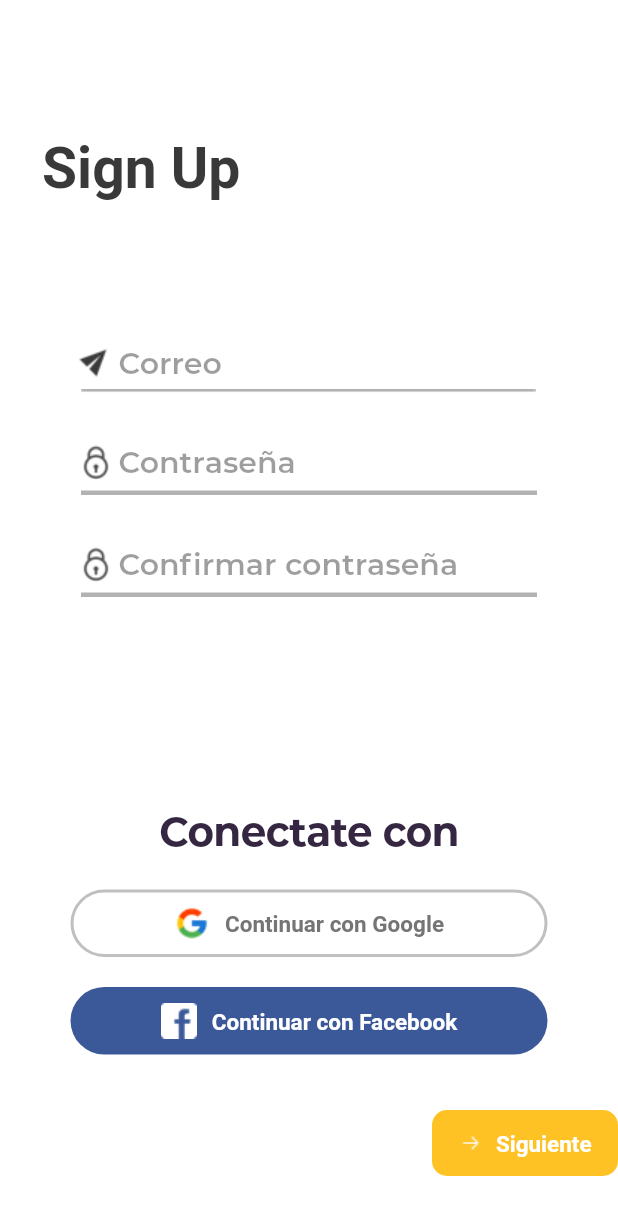
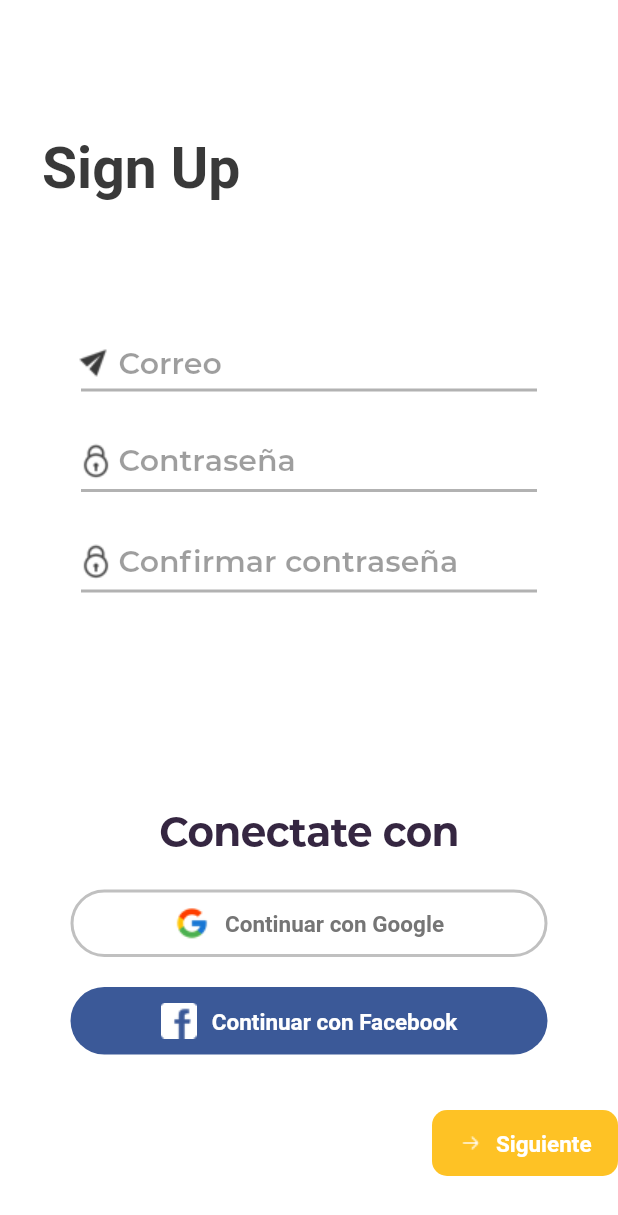
Before and after one commit to bautitravella/main_screens, a Flutter app: the SignUpWidget screen opened directly, on a phone screen of 412 x 824 dp. Shown: the top 1215 px of the screen. Run offline on Flutter 3.47's test engine with Material 2 defaults, Android fonts, the phone set to English and light mode, and no system bars.

Commit message:
line weight sign_up

```diff
--- a/lib/sign_up_widget/sign_up_widget.dart
+++ b/lib/sign_up_widget/sign_up_widget.dart
@@ -87,12 +87,12 @@ class SignUpWidget extends StatelessWidget {
                 ),
               ),
               Container(
-                height: 3,
-                margin: EdgeInsets.only(left: 54, top: 6, right: 55),
-                child: Image.asset(
-                  "assets/images/path-1541.png",
-                  fit: BoxFit.cover,
+                height: 2,
+                margin: EdgeInsets.only(left: 54, top: 6, right: 54),
+                decoration: BoxDecoration(
+                  color: Color.fromARGB(77, 0, 0, 0),
                 ),
+                child: Container(),
               ),
               Container(
                 height: 37,
@@ -147,7 +147,7 @@ class SignUpWidget extends StatelessWidget {
                 ),
               ),
               Container(
-                height: 3,
+                height: 2,
                 margin: EdgeInsets.only(left: 54, top: 6, right: 54),
                 decoration: BoxDecoration(
                   color: Color.fromARGB(77, 0, 0, 0),
@@ -207,7 +207,7 @@ class SignUpWidget extends StatelessWidget {
                 ),
               ),
               Container(
-                height: 3,
+                height: 2,
                 margin: EdgeInsets.only(left: 54, top: 6, right: 54),
                 decoration: BoxDecoration(
                   color: Color.fromARGB(77, 0, 0, 0),
```
